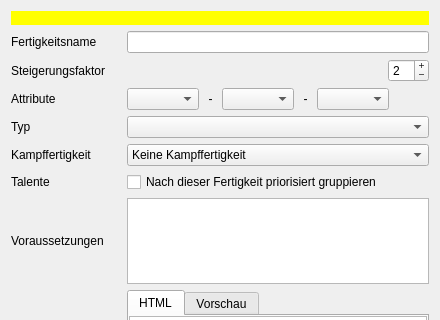
Old version of the form designer/DatenbankEditFertigkeit.ui in the repository Aeolitus/Sephrasto; both pictures show x 0 to 440 and y 0 to 320 of the 440 by 551 pixel window.
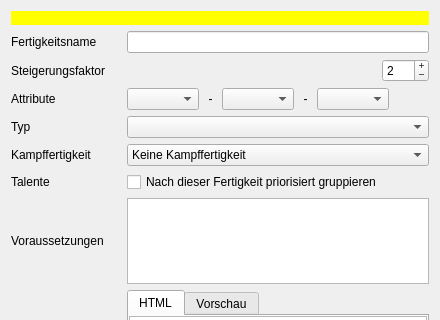
New version of the form.

Diff of the .ui file:
```diff
--- a/designer/DatenbankEditFertigkeit.ui
+++ b/designer/DatenbankEditFertigkeit.ui
@@ -181,7 +181,7 @@
           <number>1</number>
          </property>
          <property name="maximum">
-          <number>99</number>
+          <number>999</number>
          </property>
          <property name="singleStep">
           <number>1</number>
```
Left out of the diff: 2 changed lines with no effect on the pictures.
